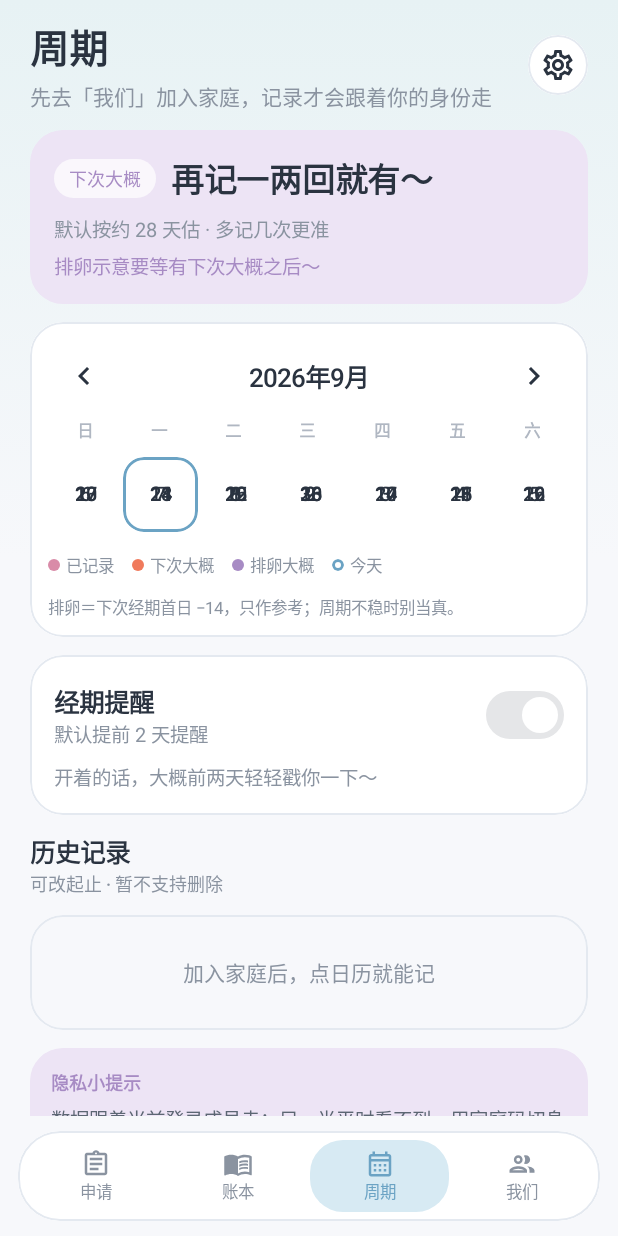
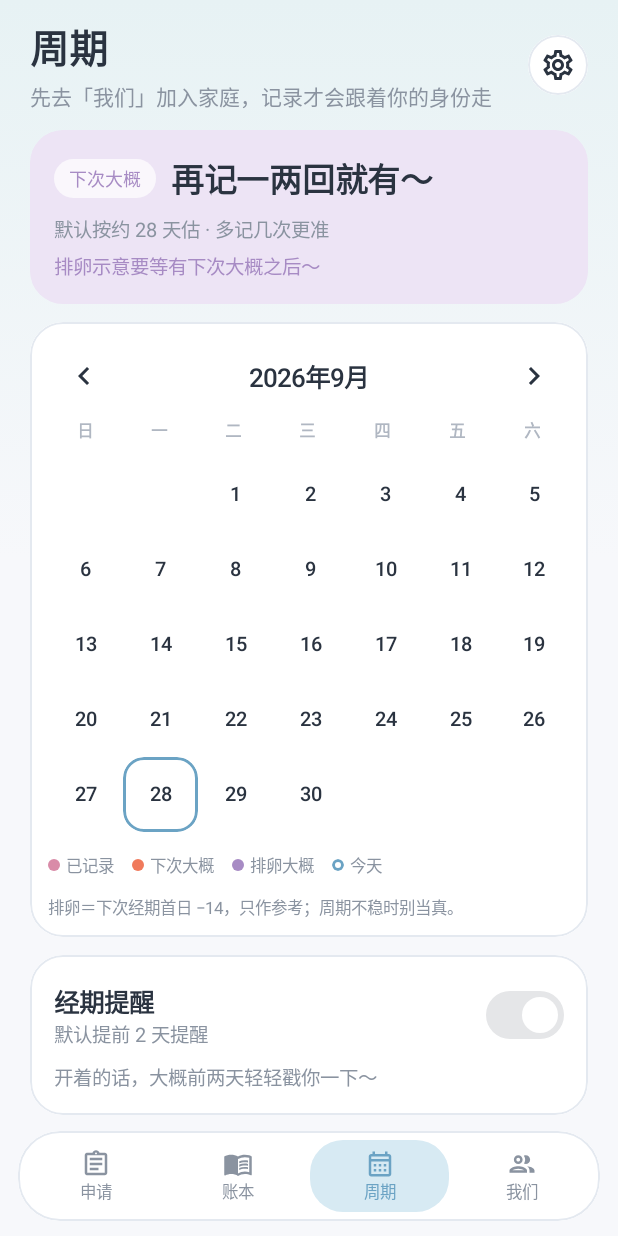
Before and after one commit to anliluZoe/GuanGuanHua, an Android app built with Jetpack Compose: the CycleScreen screen opened through its navigation route, on a phone screen of 412 x 824 dp. Run offline under Robolectric (Android 15) with nearby library versions, the phone set to English and light mode, and no system bars; libraries missing offline, so code that uses them is left out: androidx.glance, androidx.glance.appwidget; pictures from the network do not load.

Commit message:
修复周期日历日期叠在一起发糊
周行写在 BoxWithConstraints 里没有套 Column，整月的格子叠在同一行，
今天的数字看起来像重影。把每周排成纵向即可。

Co-authored-by: anliluZoe <anliluZoe@users.noreply.github.com>

```diff
--- a/app/src/main/java/com/guanguanhua/app/ui/CycleScreen.kt
+++ b/app/src/main/java/com/guanguanhua/app/ui/CycleScreen.kt
@@ -358,7 +358,8 @@ private fun CalendarCard(
         val padded = cells + List((7 - cells.size % 7) % 7) { null }
         BoxWithConstraints(modifier = Modifier.fillMaxWidth()) {
             val cell = maxWidth / 7
-            padded.chunked(7).forEach { week ->
+            Column(modifier = Modifier.fillMaxWidth()) {
+                padded.chunked(7).forEach { week ->
                 Row(modifier = Modifier.fillMaxWidth()) {
                     week.forEach { date ->
                         if (date == null) {
@@ -406,6 +407,7 @@ private fun CalendarCard(
                                 }
                             }
                         }
+                    }
                     }
                 }
             }
```
